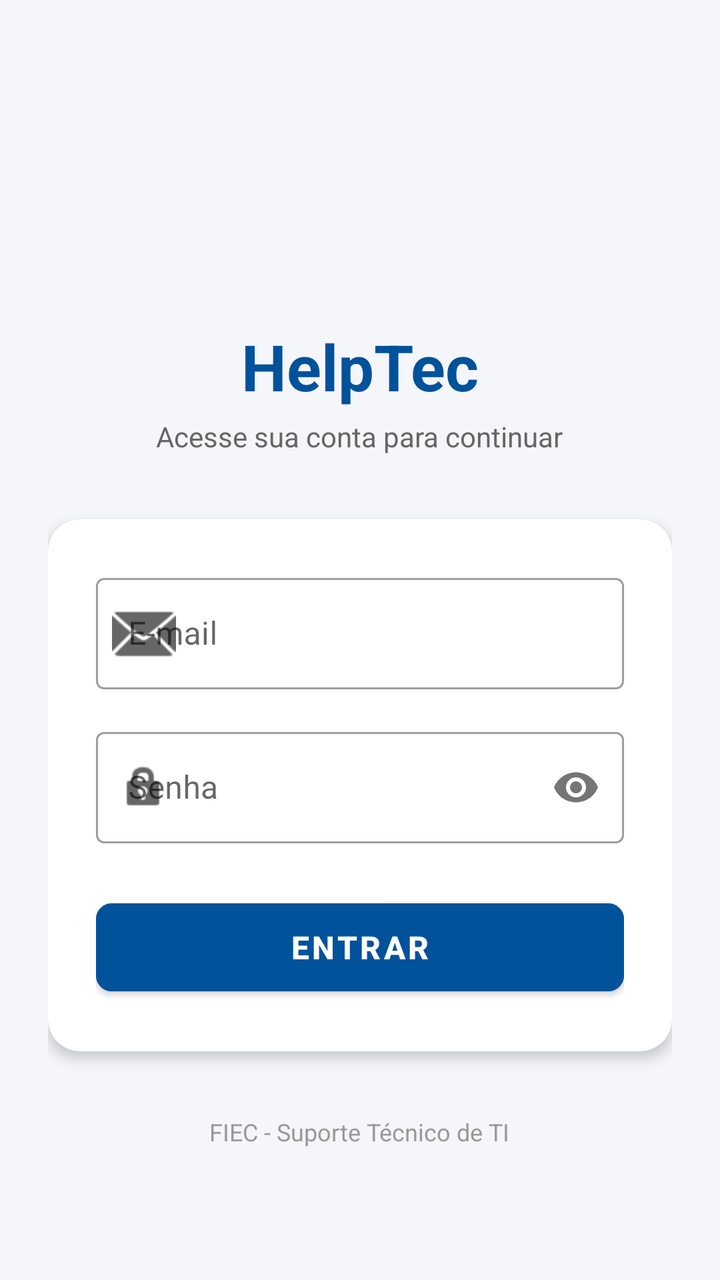
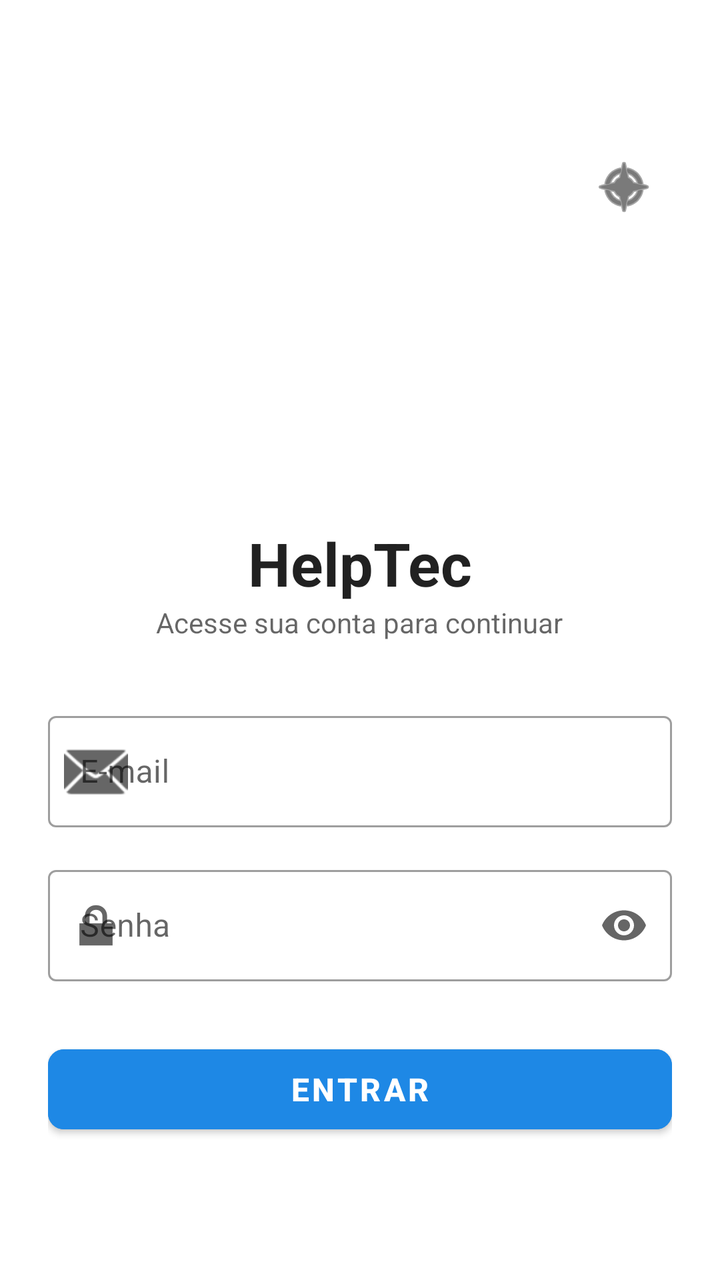

Compare the two renders of this Android layout. The source of the first and the diff that turns it into the second are given below.
<!-- AndroidManifest.xml: application theme Theme.MaterialComponents.DayNight.NoActionBar -->
<!-- res/layout/activity_login.xml -->
<?xml version="1.0" encoding="utf-8"?>
<ScrollView xmlns:android="http://schemas.android.com/apk/res/android"
    xmlns:app="http://schemas.android.com/apk/res-auto"
    android:layout_width="match_parent"
    android:layout_height="match_parent"
    android:background="#F4F6F9"
    android:fillViewport="true">

    <LinearLayout
        android:layout_width="match_parent"
        android:layout_height="wrap_content"
        android:gravity="center"
        android:orientation="vertical"
        android:padding="24dp">

        
        <ImageView
            android:layout_width="80dp"
            android:layout_height="80dp"
            android:layout_marginBottom="16dp"
            android:contentDescription="Logo HelpTec"
            android:src="@mipmap/helptec" />

        <TextView
            android:layout_width="wrap_content"
            android:layout_height="wrap_content"
            android:text="HelpTec"
            android:textColor="#00529B"
            android:textSize="32sp"
            android:textStyle="bold" />

        <TextView
            android:layout_width="wrap_content"
            android:layout_height="wrap_content"
            android:layout_marginTop="4dp"
            android:layout_marginBottom="32dp"
            android:text="Acesse sua conta para continuar"
            android:textColor="#666666"
            android:textSize="14sp" />

        
        <com.google.android.material.card.MaterialCardView
            android:layout_width="match_parent"
            android:layout_height="wrap_content"
            app:cardBackgroundColor="#FFFFFF"
            app:cardCornerRadius="16dp"
            app:cardElevation="4dp"
            app:strokeWidth="0dp">

            <LinearLayout
                android:layout_width="match_parent"
                android:layout_height="wrap_content"
                android:orientation="vertical"
                android:padding="24dp">

                
                <com.google.android.material.textfield.TextInputLayout
                    style="@style/Widget.MaterialComponents.TextInputLayout.OutlinedBox"
                    android:layout_width="match_parent"
                    android:layout_height="wrap_content"
                    android:hint="E-mail"
                    app:startIconDrawable="@android:drawable/ic_dialog_email">

                    <com.google.android.material.textfield.TextInputEditText
                        android:id="@+id/etEmail"
                        android:layout_width="match_parent"
                        android:layout_height="wrap_content"
                        android:inputType="textEmailAddress" />
                </com.google.android.material.textfield.TextInputLayout>

                
                <com.google.android.material.textfield.TextInputLayout
                    style="@style/Widget.MaterialComponents.TextInputLayout.OutlinedBox"
                    android:layout_width="match_parent"
                    android:layout_height="wrap_content"
                    android:layout_marginTop="16dp"
                    android:hint="Senha"
                    app:passwordToggleEnabled="true"
                    app:startIconDrawable="@android:drawable/ic_lock_idle_lock">

                    <com.google.android.material.textfield.TextInputEditText
                        android:id="@+id/etSenha"
                        android:layout_width="match_parent"
                        android:layout_height="wrap_content"
                        android:inputType="textPassword" />
                </com.google.android.material.textfield.TextInputLayout>

                
                <com.google.android.material.button.MaterialButton
                    android:id="@+id/btnLogin"
                    android:layout_width="match_parent"
                    android:layout_height="56dp"
                    android:layout_marginTop="24dp"
                    android:backgroundTint="#00529B"
                    android:text="ENTRAR"
                    android:textSize="16sp"
                    android:textStyle="bold"
                    app:cornerRadius="8dp" />

            </LinearLayout>

        </com.google.android.material.card.MaterialCardView>

        
        <TextView
            android:layout_width="wrap_content"
            android:layout_height="wrap_content"
            android:layout_marginTop="32dp"
            android:text="FIEC - Suporte Técnico de TI"
            android:textColor="#999999"
            android:textSize="12sp" />

    </LinearLayout>

</ScrollView>
<!-- resources referenced by this layout -->
<resources>
  <!-- mipmap helptec (mipmap-anydpi-v26) -->
  <?xml version="1.0" encoding="utf-8"?>
  <adaptive-icon xmlns:android="http://schemas.android.com/apk/res/android">
      <background android:drawable="@drawable/helptec_background"/>
      <foreground android:drawable="@mipmap/helptec_foreground"/>
      <monochrome android:drawable="@mipmap/helptec_foreground"/>
  </adaptive-icon>
  <!-- drawable helptec_background: vector/xml drawable (drawable, 4866 chars, omitted) -->
</resources>

<!-- the commit's change to res/layout/activity_login.xml (unified diff, before → after) -->
@@ -3,8 +3,8 @@
     xmlns:app="http://schemas.android.com/apk/res-auto"
     android:layout_width="match_parent"
     android:layout_height="match_parent"
-    android:background="#F4F6F9"
-    android:fillViewport="true">
+    android:fillViewport="true"
+    android:background="?android:attr/colorBackground">
 
     <LinearLayout
         android:layout_width="match_parent"
@@ -14,102 +14,97 @@
         android:padding="24dp">
 
         
+        <RelativeLayout
+            android:layout_width="match_parent"
+            android:layout_height="wrap_content">
+
+            <ImageButton
+                android:id="@+id/btnAlternarTema"
+                android:layout_width="48dp"
+                android:layout_height="48dp"
+                android:layout_alignParentEnd="true"
+                android:background="?attr/selectableItemBackgroundBorderless"
+                android:contentDescription="Alternar Tema"
+                android:src="@android:drawable/ic_menu_compass"
+                app:tint="?android:attr/textColorPrimary" />
+        </RelativeLayout>
+
+        
         <ImageView
-            android:layout_width="80dp"
-            android:layout_height="80dp"
+            android:id="@+id/imgLogo"
+            android:layout_width="120dp"
+            android:layout_height="120dp"
+            android:layout_marginTop="8dp"
             android:layout_marginBottom="16dp"
             android:contentDescription="Logo HelpTec"
             android:src="@mipmap/helptec" />
 
+        
         <TextView
             android:layout_width="wrap_content"
             android:layout_height="wrap_content"
             android:text="HelpTec"
-            android:textColor="#00529B"
-            android:textSize="32sp"
+            android:textColor="?android:attr/textColorPrimary"
+            android:textSize="30sp"
             android:textStyle="bold" />
 
         <TextView
             android:layout_width="wrap_content"
             android:layout_height="wrap_content"
-            android:layout_marginTop="4dp"
             android:layout_marginBottom="32dp"
             android:text="Acesse sua conta para continuar"
-            android:textColor="#666666"
+            android:textColor="?android:attr/textColorSecondary"
             android:textSize="14sp" />
 
         
-        <com.google.android.material.card.MaterialCardView
+        <com.google.android.material.textfield.TextInputLayout
+            style="@style/Widget.MaterialComponents.TextInputLayout.OutlinedBox"
             android:layout_width="match_parent"
             android:layout_height="wrap_content"
-            app:cardBackgroundColor="#FFFFFF"
-            app:cardCornerRadius="16dp"
-            app:cardElevation="4dp"
-            app:strokeWidth="0dp">
+            android:hint="E-mail"
+            app:startIconDrawable="@android:drawable/ic_dialog_email"
+            app:startIconTint="?android:attr/textColorSecondary">
 
-            <LinearLayout
+            <com.google.android.material.textfield.TextInputEditText
+                android:id="@+id/etEmail"
                 android:layout_width="match_parent"
                 android:layout_height="wrap_content"
-                android:orientation="vertical"
-                android:padding="24dp">
-
-                
-                <com.google.android.material.textfield.TextInputLayout
-                    style="@style/Widget.MaterialComponents.TextInputLayout.OutlinedBox"
-                    android:layout_width="match_parent"
-                    android:layout_height="wrap_content"
-                    android:hint="E-mail"
-                    app:startIconDrawable="@android:drawable/ic_dialog_email">
-
-                    <com.google.android.material.textfield.TextInputEditText
-                        android:id="@+id/etEmail"
-                        android:layout_width="match_parent"
-                        android:layout_height="wrap_content"
-                        android:inputType="textEmailAddress" />
-                </com.google.android.material.textfield.TextInputLayout>
-
-                
-                <com.google.android.material.textfield.TextInputLayout
-                    style="@style/Widget.MaterialComponents.TextInputLayout.OutlinedBox"
-                    android:layout_width="match_parent"
-                    android:layout_height="wrap_content"
-                    android:layout_marginTop="16dp"
-                    android:hint="Senha"
-                    app:passwordToggleEnabled="true"
-                    app:startIconDrawable="@android:drawable/ic_lock_idle_lock">
-
-                    <com.google.android.material.textfield.TextInputEditText
-                        android:id="@+id/etSenha"
-                        android:layout_width="match_parent"
-                        android:layout_height="wrap_content"
-                        android:inputType="textPassword" />
-                </com.google.android.material.textfield.TextInputLayout>
-
-                
-                <com.google.android.material.button.MaterialButton
-                    android:id="@+id/btnLogin"
-                    android:layout_width="match_parent"
-                    android:layout_height="56dp"
-                    android:layout_marginTop="24dp"
-                    android:backgroundTint="#00529B"
-                    android:text="ENTRAR"
-                    android:textSize="16sp"
-                    android:textStyle="bold"
-                    app:cornerRadius="8dp" />
-
-            </LinearLayout>
-
-        </com.google.android.material.card.MaterialCardView>
+                android:inputType="textEmailAddress"
+                android:textColor="?android:attr/textColorPrimary" />
+        </com.google.android.material.textfield.TextInputLayout>
 
         
-        <TextView
-            android:layout_width="wrap_content"
+        <com.google.android.material.textfield.TextInputLayout
+            style="@style/Widget.MaterialComponents.TextInputLayout.OutlinedBox"
+            android:layout_width="match_parent"
             android:layout_height="wrap_content"
-            android:layout_marginTop="32dp"
-            android:text="FIEC - Suporte Técnico de TI"
-            android:textColor="#999999"
-            android:textSize="12sp" />
+            android:layout_marginTop="16dp"
+            android:hint="Senha"
+            app:passwordToggleEnabled="true"
+            app:passwordToggleTint="?android:attr/textColorSecondary"
+            app:startIconDrawable="@android:drawable/ic_lock_lock"
+            app:startIconTint="?android:attr/textColorSecondary">
+
+            <com.google.android.material.textfield.TextInputEditText
+                android:id="@+id/etSenha"
+                android:layout_width="match_parent"
+                android:layout_height="wrap_content"
+                android:inputType="textPassword"
+                android:textColor="?android:attr/textColorPrimary" />
+        </com.google.android.material.textfield.TextInputLayout>
+
+        
+        <com.google.android.material.button.MaterialButton
+            android:id="@+id/btnLogin"
+            android:layout_width="match_parent"
+            android:layout_height="52dp"
+            android:layout_marginTop="28dp"
+            android:backgroundTint="#1E88E5"
+            android:text="ENTRAR"
+            android:textColor="#FFFFFF"
+            android:textSize="16sp"
+            android:textStyle="bold"
+            app:cornerRadius="8dp" />
 
     </LinearLayout>
-
 </ScrollView>
